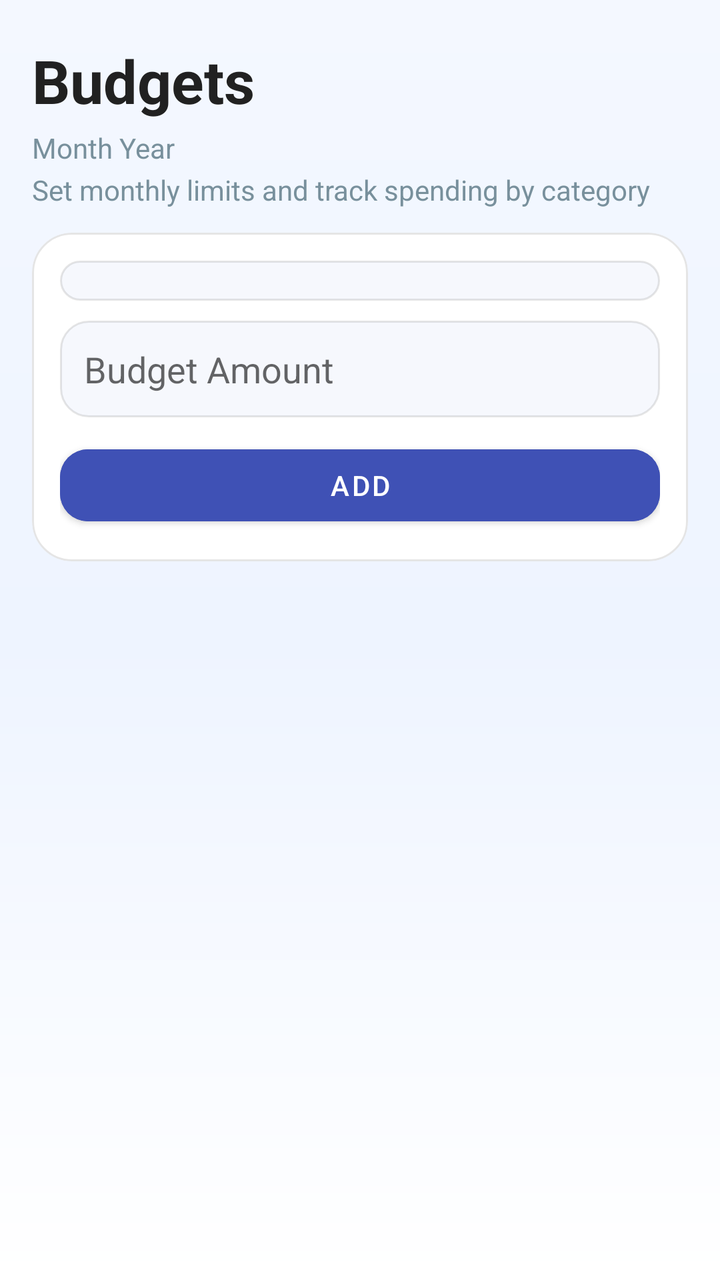
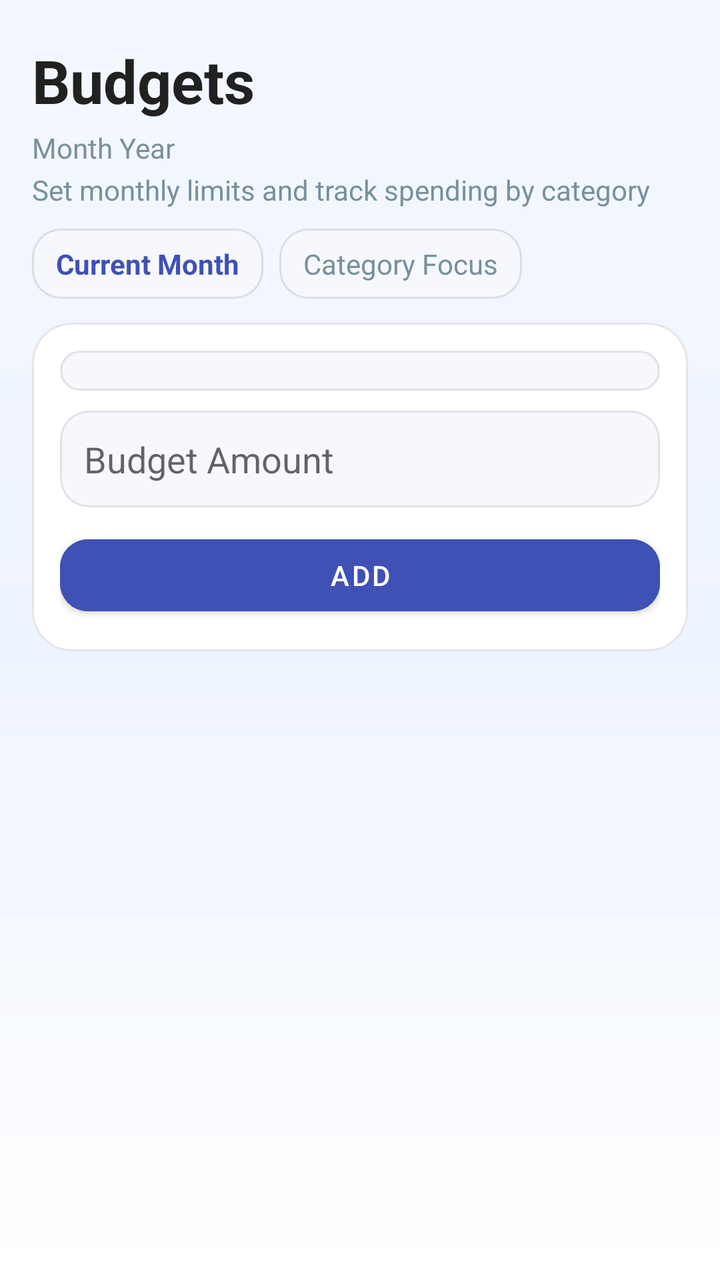

An Android layout rendered at two revisions. The XML below is the earlier revision; the diff shows what the commit changed to produce the second picture.
<!-- AndroidManifest.xml: application theme Theme.ImiliPocket -->
<!-- res/layout/fragment_budget.xml -->
<?xml version="1.0" encoding="utf-8"?>
<androidx.constraintlayout.widget.ConstraintLayout
    xmlns:android="http://schemas.android.com/apk/res/android"
    xmlns:app="http://schemas.android.com/apk/res-auto"
    android:layout_width="match_parent"
    android:layout_height="match_parent"
    android:background="@drawable/bg_screen_modern"
    android:paddingStart="16dp"
    android:paddingTop="20dp"
    android:paddingEnd="16dp"
    android:paddingBottom="8dp">

    <TextView
        android:id="@+id/tv_budget_title"
        android:layout_width="0dp"
        android:layout_height="wrap_content"
        android:text="Budgets"
        android:textColor="@color/text_primary"
        android:textSize="30sp"
        android:textStyle="bold"
        app:layout_constraintStart_toStartOf="parent"
        app:layout_constraintEnd_toEndOf="parent"
        app:layout_constraintTop_toTopOf="parent" />

    <TextView
        android:id="@+id/tv_month_year"
        android:layout_width="0dp"
        android:layout_height="wrap_content"
        android:layout_marginTop="4dp"
        android:text="Month Year"
        android:textColor="@color/text_secondary"
        android:textSize="14sp"
        app:layout_constraintTop_toBottomOf="@id/tv_budget_title"
        app:layout_constraintStart_toStartOf="parent"
        app:layout_constraintEnd_toEndOf="parent" />

    <TextView
        android:id="@+id/tv_budget_subtitle"
        android:layout_width="0dp"
        android:layout_height="wrap_content"
        android:layout_marginTop="2dp"
        android:text="Set monthly limits and track spending by category"
        android:textColor="@color/text_secondary"
        android:textSize="14sp"
        app:layout_constraintTop_toBottomOf="@id/tv_month_year"
        app:layout_constraintStart_toStartOf="parent"
        app:layout_constraintEnd_toEndOf="parent" />

    <com.google.android.material.card.MaterialCardView
        android:id="@+id/card_budget_inputs"
        android:layout_width="0dp"
        android:layout_height="wrap_content"
        android:layout_marginTop="12dp"
        app:cardBackgroundColor="@android:color/white"
        app:cardCornerRadius="20dp"
        app:cardElevation="0dp"
        app:strokeColor="@color/surface_outline"
        app:strokeWidth="1dp"
        app:layout_constraintTop_toBottomOf="@id/tv_budget_subtitle"
        app:layout_constraintStart_toStartOf="parent"
        app:layout_constraintEnd_toEndOf="parent">

        <androidx.constraintlayout.widget.ConstraintLayout
            android:layout_width="match_parent"
            android:layout_height="wrap_content"
            android:padding="14dp">

            <Spinner
                android:id="@+id/spinner_budget_category"
                android:layout_width="match_parent"
                android:layout_height="wrap_content"
                android:background="@drawable/bg_input_surface"
                android:padding="10dp"
                app:layout_constraintTop_toTopOf="parent"
                app:layout_constraintStart_toStartOf="parent"
                app:layout_constraintEnd_toEndOf="parent" />

            <EditText
                android:id="@+id/et_budget_amount"
                android:layout_width="match_parent"
                android:layout_height="wrap_content"
                android:layout_marginTop="10dp"
                android:background="@drawable/bg_input_surface"
                android:hint="Budget Amount"
                android:inputType="numberDecimal"
                android:padding="12dp"
                app:layout_constraintTop_toBottomOf="@id/spinner_budget_category"
                app:layout_constraintStart_toStartOf="parent"
                app:layout_constraintEnd_toEndOf="parent" />

            <Button
                android:id="@+id/btn_add_budget"
                android:layout_width="match_parent"
                android:layout_height="wrap_content"
                android:layout_marginTop="10dp"
                android:backgroundTint="@color/primary_color"
                android:text="Add"
                android:textColor="@color/white"
                app:layout_constraintTop_toBottomOf="@id/et_budget_amount"
                app:layout_constraintStart_toStartOf="parent"
                app:layout_constraintEnd_toEndOf="parent"
                app:layout_constraintBottom_toBottomOf="parent" />
        </androidx.constraintlayout.widget.ConstraintLayout>
    </com.google.android.material.card.MaterialCardView>

    <androidx.recyclerview.widget.RecyclerView
        android:id="@+id/rv_budgets"
        android:layout_width="0dp"
        android:layout_height="0dp"
        android:layout_marginTop="12dp"
        android:clipToPadding="false"
        android:paddingBottom="24dp"
        app:layout_constraintTop_toBottomOf="@id/card_budget_inputs"
        app:layout_constraintBottom_toBottomOf="parent"
        app:layout_constraintStart_toStartOf="parent"
        app:layout_constraintEnd_toEndOf="parent" />
</androidx.constraintlayout.widget.ConstraintLayout>
<!-- resources referenced by this layout -->
<resources>
  <color name="primary_color">#3F51B5</color>
  <color name="surface_outline">#1A000000</color>
  <color name="text_primary">#212121</color>
  <color name="text_secondary">#78909C</color>
  <color name="white">#FFFFFFFF</color>
  <!-- drawable bg_input_surface (drawable) -->
  <?xml version="1.0" encoding="utf-8"?>
  <shape xmlns:android="http://schemas.android.com/apk/res/android">
      <solid android:color="#FFF6F8FD" />
      <corners android:radius="14dp" />
      <stroke
          android:width="1dp"
          android:color="#1A000000" />
  </shape>
  <!-- drawable bg_screen_modern (drawable) -->
  <?xml version="1.0" encoding="utf-8"?>
  <shape xmlns:android="http://schemas.android.com/apk/res/android">
      <gradient
          android:angle="270"
          android:startColor="#F4F8FF"
          android:centerColor="#EEF4FF"
          android:endColor="#FFFFFF" />
  </shape>
  <style name="Theme.ImiliPocket" parent="Theme.MaterialComponents.DayNight.NoActionBar">
          <item name="colorPrimary">@color/primary_color</item> 
          <item name="colorPrimaryVariant">@color/primary_dark</item> 
          <item name="colorOnPrimary">@color/white</item>
          <item name="colorSecondary">@color/secondary_color</item> 
          <item name="colorSecondaryVariant">@color/secondary_dark</item> 
          <item name="colorOnSecondary">@color/black</item>
          <item name="android:statusBarColor">@android:color/transparent</item>
          <item name="android:windowLightStatusBar">true</item>
          <item name="android:navigationBarColor">@android:color/transparent</item>
          <item name="android:windowDrawsSystemBarBackgrounds">true</item>
          <item name="android:windowBackground">@drawable/bg_screen_modern</item>
          <item name="shapeAppearanceMediumComponent">@style/ShapeAppearance.ImiliPocket.Medium</item>
          <item name="shapeAppearanceSmallComponent">@style/ShapeAppearance.ImiliPocket.Small</item>
      </style>
  <color name="primary_dark">#303F9F</color>
  <color name="secondary_color">#F06292</color>
  <color name="secondary_dark">#C2185B</color>
  <color name="black">#FF000000</color>
  <style name="ShapeAppearance.ImiliPocket.Medium" parent="ShapeAppearance.MaterialComponents.MediumComponent">
          <item name="cornerFamily">rounded</item>
          <item name="cornerSize">20dp</item>
      </style>
  <style name="ShapeAppearance.ImiliPocket.Small" parent="ShapeAppearance.MaterialComponents.SmallComponent">
          <item name="cornerFamily">rounded</item>
          <item name="cornerSize">14dp</item>
      </style>
</resources>

<!-- the commit's change to res/layout/fragment_budget.xml (unified diff, before → after) -->
@@ -46,6 +46,48 @@
         app:layout_constraintStart_toStartOf="parent"
         app:layout_constraintEnd_toEndOf="parent" />
 
+    <HorizontalScrollView
+        android:id="@+id/hs_budget_filters"
+        android:layout_width="0dp"
+        android:layout_height="wrap_content"
+        android:layout_marginTop="10dp"
+        android:overScrollMode="never"
+        android:scrollbars="none"
+        app:layout_constraintTop_toBottomOf="@id/tv_budget_subtitle"
+        app:layout_constraintStart_toStartOf="parent"
+        app:layout_constraintEnd_toEndOf="parent">
+
+        <LinearLayout
+            android:layout_width="wrap_content"
+            android:layout_height="wrap_content"
+            android:orientation="horizontal">
+
+            <TextView
+                android:layout_width="wrap_content"
+                android:layout_height="wrap_content"
+                android:background="@drawable/bg_input_surface"
+                android:paddingStart="12dp"
+                android:paddingTop="8dp"
+                android:paddingEnd="12dp"
+                android:paddingBottom="8dp"
+                android:text="Current Month"
+                android:textColor="@color/primary_color"
+                android:textStyle="bold" />
+
+            <TextView
+                android:layout_width="wrap_content"
+                android:layout_height="wrap_content"
+                android:layout_marginStart="8dp"
+                android:background="@drawable/bg_input_surface"
+                android:paddingStart="12dp"
+                android:paddingTop="8dp"
+                android:paddingEnd="12dp"
+                android:paddingBottom="8dp"
+                android:text="Category Focus"
+                android:textColor="@color/text_secondary" />
+        </LinearLayout>
+    </HorizontalScrollView>
+
     <com.google.android.material.card.MaterialCardView
         android:id="@+id/card_budget_inputs"
         android:layout_width="0dp"
@@ -56,7 +98,7 @@
         app:cardElevation="0dp"
         app:strokeColor="@color/surface_outline"
         app:strokeWidth="1dp"
-        app:layout_constraintTop_toBottomOf="@id/tv_budget_subtitle"
+        app:layout_constraintTop_toBottomOf="@id/hs_budget_filters"
         app:layout_constraintStart_toStartOf="parent"
         app:layout_constraintEnd_toEndOf="parent">
 
@@ -108,8 +150,9 @@
         android:layout_width="0dp"
         android:layout_height="0dp"
         android:layout_marginTop="12dp"
+        android:layoutAnimation="@anim/layout_recycler_stagger"
         android:clipToPadding="false"
-        android:paddingBottom="24dp"
+        android:paddingBottom="28dp"
         app:layout_constraintTop_toBottomOf="@id/card_budget_inputs"
         app:layout_constraintBottom_toBottomOf="parent"
         app:layout_constraintStart_toStartOf="parent"
